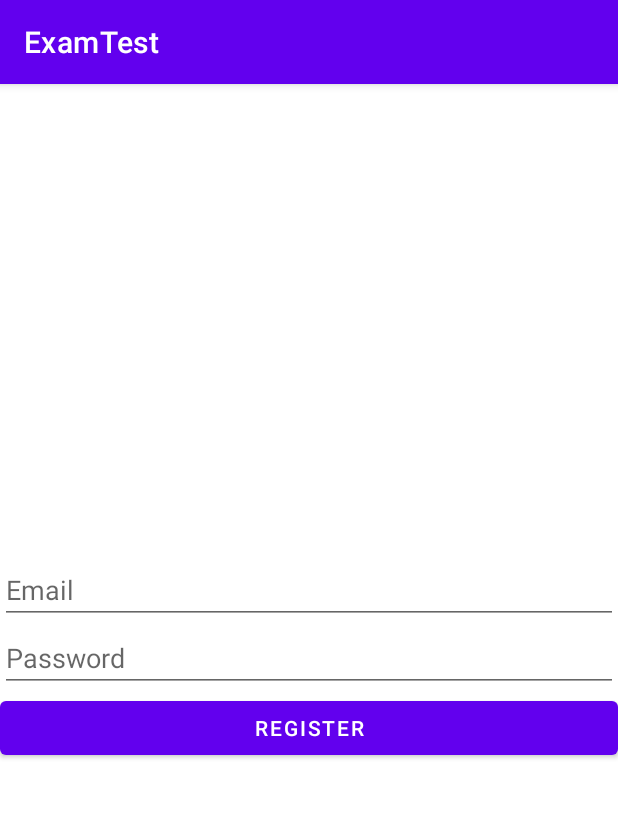
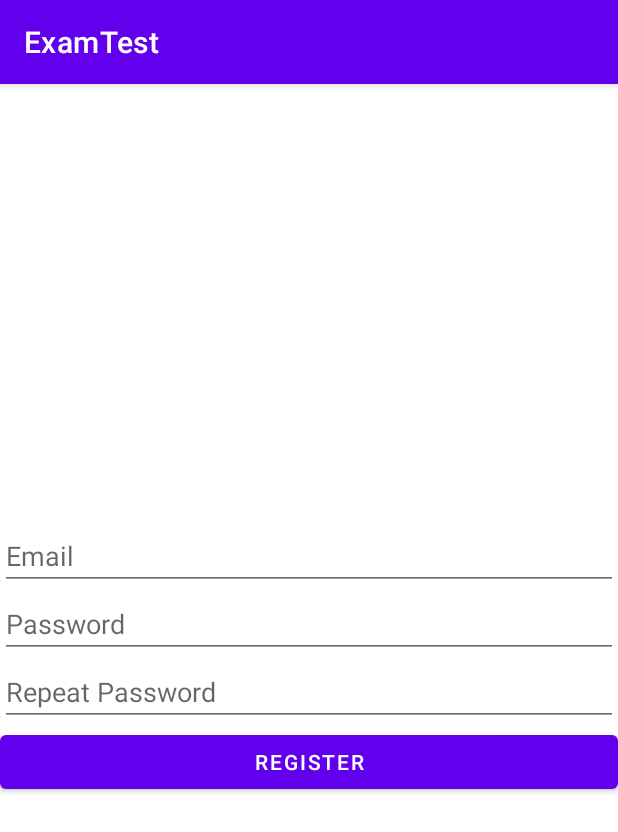
Before and after one commit to GogelaJr/ExamTest, an Android app: the RegisterFragment screen opened through its navigation route, after a tap on "REGISTER", on a phone screen of 412 x 824 dp. Shown: the top 832 px of the screen. Run offline under Robolectric (Android 15) with nearby library versions, the phone set to English and light mode, and no system bars; our stand-ins replace Firebase (no records; nobody signed in at launch, a user with empty details on screens opened directly), navigation-ui.

Commit message:
Update 2

```diff
--- a/app/src/main/java/com/example/examtest/fragments/RegisterFragment.kt
+++ b/app/src/main/java/com/example/examtest/fragments/RegisterFragment.kt
@@ -4,24 +4,61 @@ import android.os.Bundle
 import android.view.View
 import android.widget.Button
 import android.widget.EditText
+import android.widget.Toast
 import androidx.fragment.app.Fragment
+import androidx.navigation.NavController
+import androidx.navigation.NavDirections
 import androidx.navigation.findNavController
 import androidx.navigation.ui.setupWithNavController
 import com.example.examtest.R
 import com.google.android.material.bottomnavigation.BottomNavigationView
+import com.google.firebase.auth.FirebaseAuth
 
 class RegisterFragment: Fragment(R.layout.register_fragment) {
     private lateinit var emailEditText: EditText
     private lateinit var passwordEditText: EditText
+    private lateinit var repeatpasswordEditText: EditText
     private lateinit var registerfinish: Button
+    private lateinit var mAuth: FirebaseAuth
+    private lateinit var navController:  NavController
 
     override fun onViewCreated(view: View, savedInstanceState: Bundle?) {
         super.onViewCreated(view, savedInstanceState)
         emailEditText = view.findViewById(R.id.RegisterEmail)
         passwordEditText = view.findViewById(R.id.RegisterPassword)
+        repeatpasswordEditText = view.findViewById(R.id.RepeatPassword)
         registerfinish = view.findViewById(R.id.EndRegisterButton)
+        mAuth = FirebaseAuth.getInstance()
+
+
+
 
         registerfinish.setOnClickListener(){
+
+            val activity = getActivity()
+            val email: String = emailEditText.text.toString()
+            val password: String = passwordEditText.text.toString()
+            val repeatpassword: String = repeatpasswordEditText.text.toString()
+
+            if(email.isEmpty() || password.isEmpty() || repeatpassword.isEmpty()){
+                Toast.makeText(activity,"Fill all Fields!", Toast.LENGTH_SHORT).show()
+            }
+            if(password.length < 8){
+                Toast.makeText(activity, "Password must be minimum 8 Characters long", Toast.LENGTH_SHORT).show()
+            }
+            if(password != repeatpassword){
+                Toast.makeText(activity, "Passwords do not match!", Toast.LENGTH_SHORT).show()
+            }
+            mAuth.createUserWithEmailAndPassword(email, password)
+                .addOnCompleteListener { task ->
+                    if(task.isSuccessful){
+                        val regtolog: NavDirections = RegisterFragmentDirections.actionRegisterFragmentToLoginFragment()
+                        navController.navigate(regtolog)
+                    }else{
+                        Toast.makeText(activity, "Error occured!", Toast.LENGTH_SHORT).show()
+                    }
+                }
+
 
         }
 
--- a/app/src/main/res/drawable/uploadicon.xml
+++ b/app/src/main/res/drawable/logouticon.xml
@@ -6,5 +6,5 @@
     android:tint="?attr/colorControlNormal">
   <path
       android:fillColor="@android:color/white"
-      android:pathData="M19.35,10.04C18.67,6.59 15.64,4 12,4 9.11,4 6.6,5.64 5.35,8.04 2.34,8.36 0,10.91 0,14c0,3.31 2.69,6 6,6h13c2.76,0 5,-2.24 5,-5 0,-2.64 -2.05,-4.78 -4.65,-4.96zM14,13v4h-4v-4H7l5,-5 5,5h-3z"/>
+      android:pathData="M10.09,15.59L11.5,17l5,-5 -5,-5 -1.41,1.41L12.67,11H3v2h9.67l-2.58,2.59zM19,3H5c-1.11,0 -2,0.9 -2,2v4h2V5h14v14H5v-4H3v4c0,1.1 0.89,2 2,2h14c1.1,0 2,-0.9 2,-2V5c0,-1.1 -0.9,-2 -2,-2z"/>
 </vector>
--- a/app/src/main/res/layout/login_fragment.xml
+++ b/app/src/main/res/layout/login_fragment.xml
@@ -21,6 +21,7 @@
             android:layout_width="match_parent"
             android:layout_height="wrap_content"
             android:ems="10"
+            android:hint="Email"
             android:inputType="textEmailAddress" />
 
         <EditText
@@ -28,6 +29,7 @@
             android:layout_width="match_parent"
             android:layout_height="wrap_content"
             android:ems="10"
+            android:hint="Password"
             android:inputType="textPassword" />
 
         <Button
--- a/app/src/main/res/layout/register_fragment.xml
+++ b/app/src/main/res/layout/register_fragment.xml
@@ -40,6 +40,14 @@
             android:hint="Password"
             android:inputType="textPassword" />
 
+        <EditText
+            android:id="@+id/RepeatPassword"
+            android:layout_width="match_parent"
+            android:layout_height="wrap_content"
+            android:ems="10"
+            android:hint="Repeat Password"
+            android:inputType="textPassword" />
+
         <Button
             android:id="@+id/EndRegisterButton"
             android:layout_width="match_parent"
--- a/app/src/main/res/menu/bot_menu.xml
+++ b/app/src/main/res/menu/bot_menu.xml
@@ -1,15 +1,18 @@
 <?xml version="1.0" encoding="utf-8"?>
 <menu xmlns:android="http://schemas.android.com/apk/res/android">
 
-    <item android:id="@+id/homeIconFragment"
+    <item
+        android:id="@+id/homeIconFragment"
         android:icon="@drawable/home"
         android:title="News Feed"/>
-    <item android:id="@+id/uploadIconFragment"
-        android:icon="@drawable/uploadicon"
-        android:title="Upload"/>
-    <item android:id="@+id/FavoritesIconFragment"
+    <item
+        android:id="@+id/FavoritesIconFragment"
         android:icon="@drawable/favoriteicon"
         android:title="Favorites"/>
+    <item
+        android:id="@+id/logoutIconFragment"
+        android:icon="@drawable/logouticon"
+        android:title="Logout"/>
 
 
 
--- a/app/src/main/res/navigation/nav_graph.xml
+++ b/app/src/main/res/navigation/nav_graph.xml
@@ -16,6 +16,9 @@
         <action
             android:id="@+id/action_loginFragment_to_recoveryFragment"
             app:destination="@id/recoveryFragment" />
+        <action
+            android:id="@+id/action_loginFragment_to_homepageFragment"
+            app:destination="@id/homepageFragment" />
     </fragment>
     <fragment
         android:id="@+id/registerFragment"
@@ -35,5 +38,14 @@
         <action
             android:id="@+id/action_recoveryFragment_to_loginFragment"
             app:destination="@id/loginFragment" />
+    </fragment>
+    <fragment
+        android:id="@+id/homepageFragment"
+        android:name="com.example.examtest.fragments.HomepageFragment"
+        android:label="HomepageFragment"
+        tools:layout="@layout/homepage_fragment">
+        <action
+            android:id="@+id/action_homepageFragment_to_loginFragment"
+            app:destination="@id/loginFragment" />
     </fragment>/>
 </navigation>
```
Also changed, not shown: app/src/main/java/com/example/examtest/fragments/HomepageFragment.kt (added, +12 -0 lines), app/src/main/java/com/example/examtest/fragments/LoginFragment.kt (+14 -4 lines), app/src/main/res/layout/homepage_fragment.xml (+22 -4 lines).
